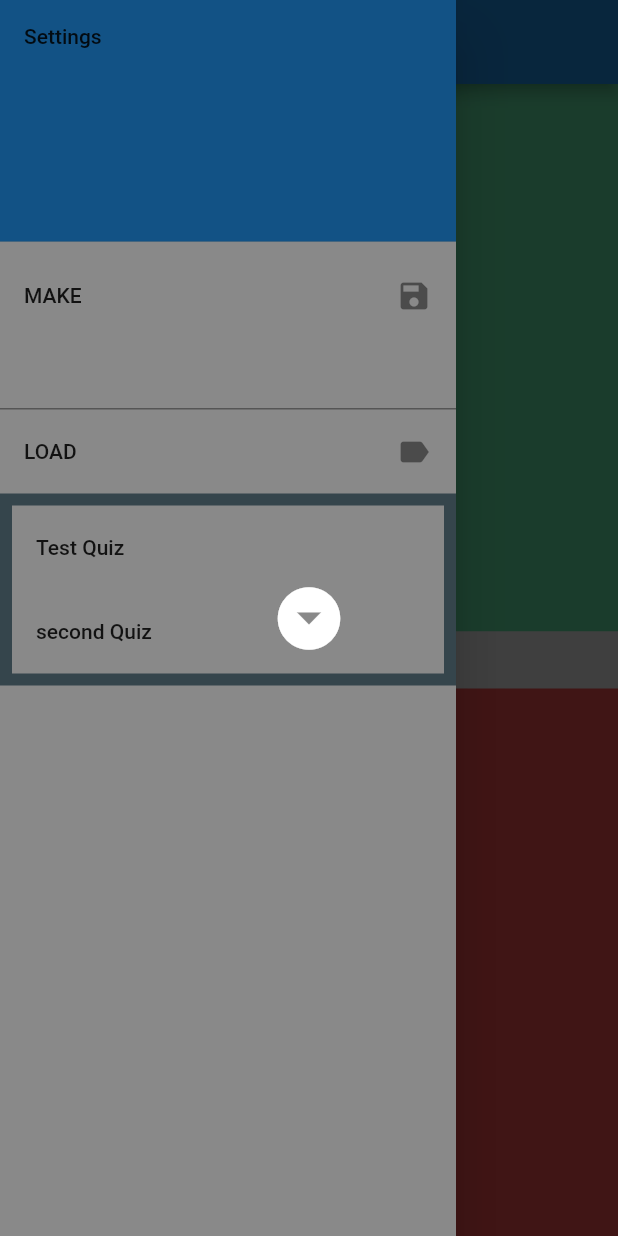
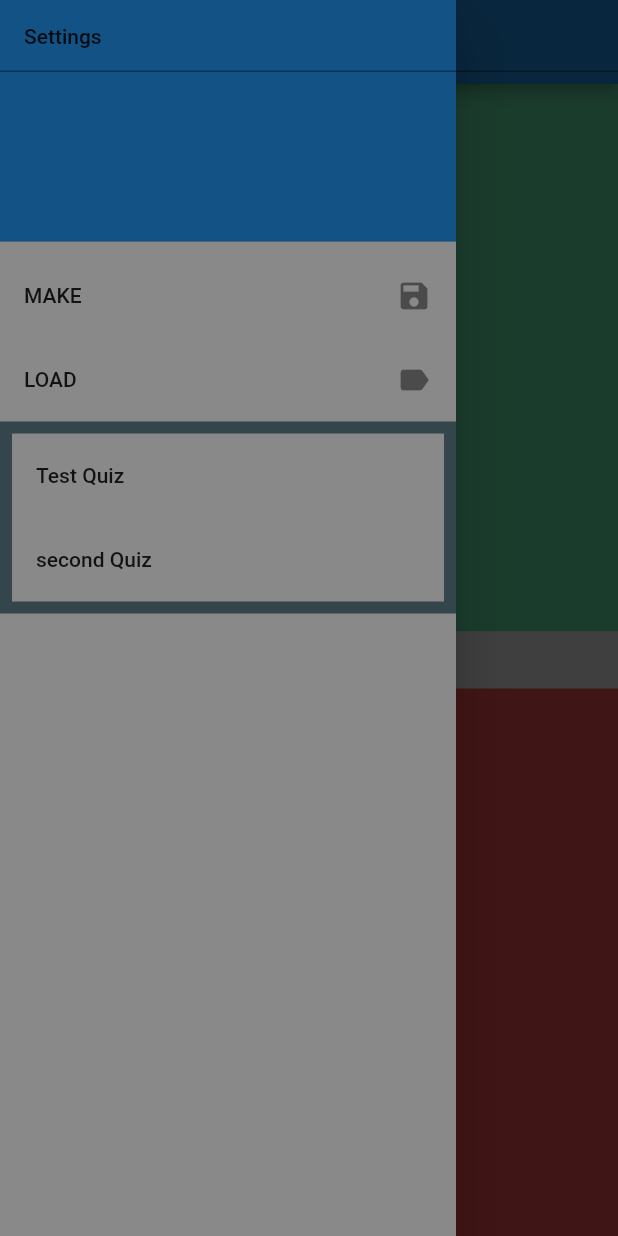
Before and after one commit to brilliant-ember/Quiz_App, a Flutter app: the QuizPage screen opened directly, in the side drawer, after a tap on "MAKE", on a phone screen of 412 x 824 dp. Run offline on Flutter 3.47's test engine with Material 2 defaults, Android fonts, the phone set to English and light mode, and no system bars; our stand-ins replace firebase_core, firebase_database; accounts and stored records are empty.

Commit message:
added a basic hero overlay

```diff
--- a/lib/pages/quizPage.dart
+++ b/lib/pages/quizPage.dart
@@ -119,9 +119,6 @@ TextEditingController text = TextEditingController();
             trailing: Icon(Icons.save),
             onTap: () => makeButton(context)
           ),
-            TextField(
-              onChanged: (x){text.text = x;},
-            ),
           ListTile(
             title: Text("LOAD"),
             trailing: Icon(Icons.label),
@@ -163,8 +160,6 @@ TextEditingController text = TextEditingController();
     });
   }
 
-}
-
 void makeButton(BuildContext context){
   print("Make Function");
   Navigator.of(context).push(PageRouteBuilder(
@@ -176,7 +171,11 @@ void makeButton(BuildContext context){
                       child: InkWell(
                         onTap: () => Navigator.pop(context),
                       child:Hero(
-                        child: Icon(Icons.arrow_drop_down_circle,size: 50.0,color: Colors.white),
+                        child:
+            TextField(
+              onChanged: (x){text.text = x;},
+            ),
+                        //Icon(Icons.arrow_drop_down_circle,size: 50.0,color: Colors.white),
                         tag: "makeHero",
                       ),
                       ),
@@ -188,6 +187,12 @@ void makeButton(BuildContext context){
               );
 
 }
+
+
+
+}
+
+
 void loadButton(){print("load");}
 
 //this item will be passed to the Database
```
